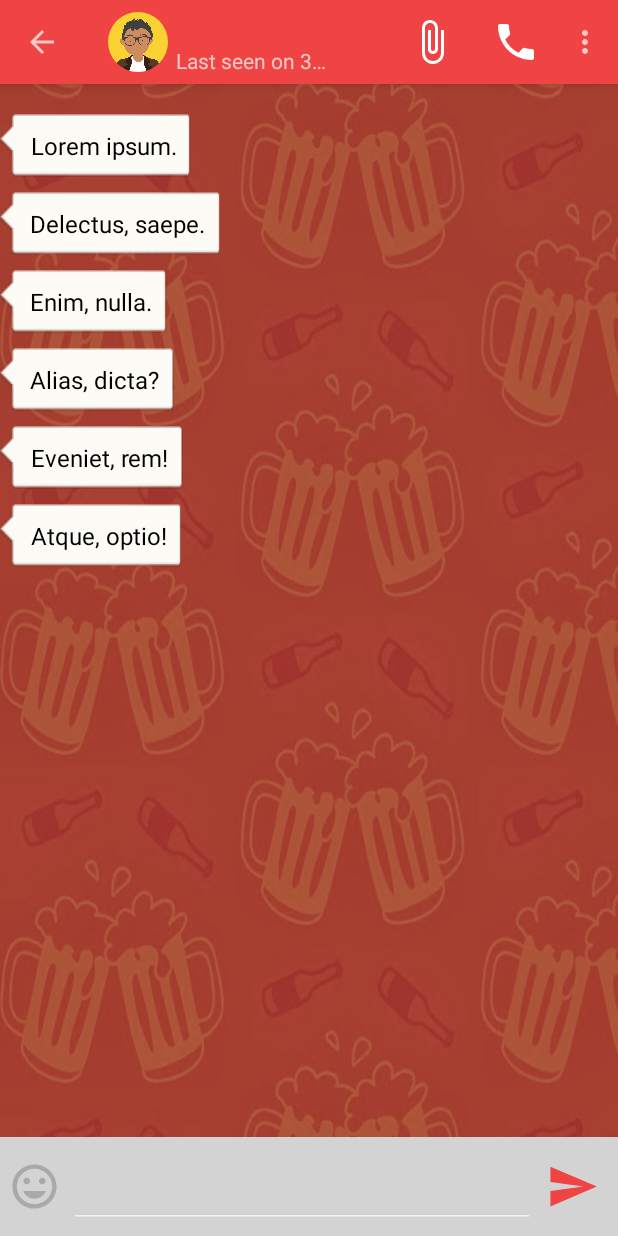
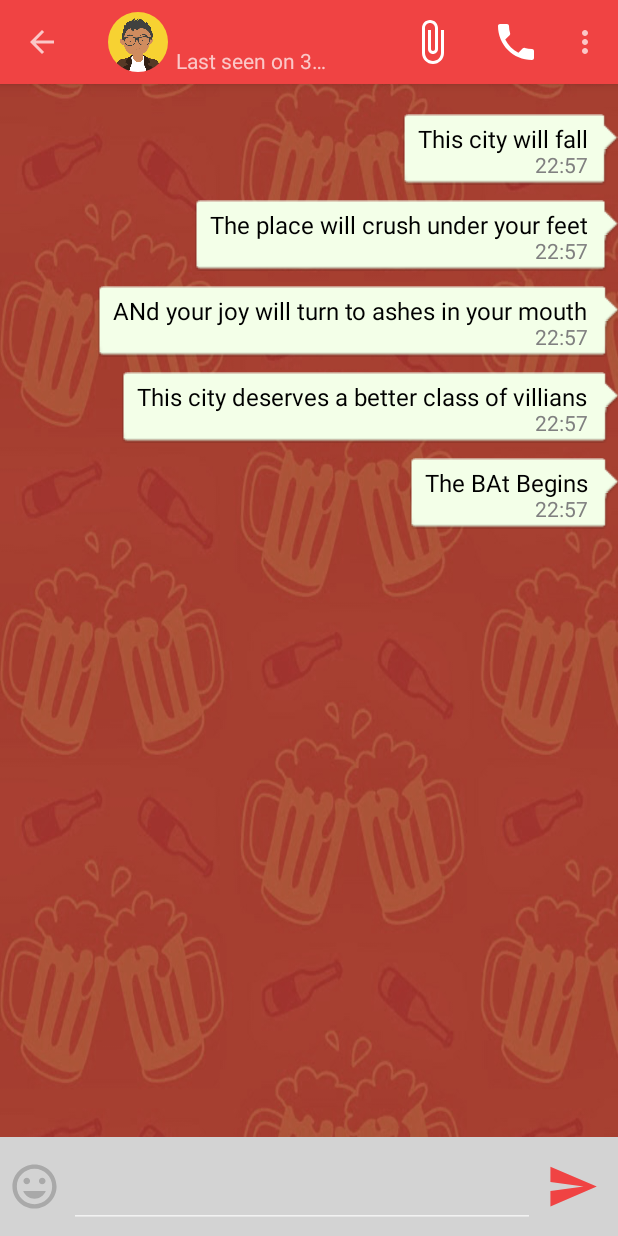
Before and after one commit to lezwon/GigPool, an Android app: the ChatMessagesActivity screen opened directly, with no data from a screen before it, on a phone screen of 412 x 824 dp. Run offline under Robolectric (Android 15) with nearby library versions, the phone set to English and light mode, and no system bars; our stand-ins replace ButterKnife, CircleImageView; libraries missing offline, so code that uses them is left out: com.rockerhieu.emojicon; plain views replace EmojiconEditText; 3 statements that could not run were skipped.

Commit message:
added outgoing chat message bubble

```diff
--- a/app/src/main/java/test/lezwon/firstapp/ChatMessagesActivity.java
+++ b/app/src/main/java/test/lezwon/firstapp/ChatMessagesActivity.java
@@ -65,8 +65,11 @@ public class ChatMessagesActivity extends AppCompatActivity implements Toolbar.O
 
         /*Initialize Chat List View*/
         ListView chatMessagesListView = (ListView) findViewById(R.id.list_chat_messages);
-        ArrayAdapter<String> chatMessagesArrayAdapter = new ArrayAdapter<>(this,R.layout.layout_chat_message,getResources().getStringArray(R.array.dummy_data));
-        chatMessagesListView.setAdapter(chatMessagesArrayAdapter);
+//        ArrayAdapter<String> chatMessagesArrayAdapter = new ArrayAdapter<>(this,R.layout.textbox_chat_outgoing,getResources().getStringArray(R.array.dummy_data));
+
+        ChatMessagesAdapter chatMessagesAdapter = new ChatMessagesAdapter(this);
+        chatMessagesListView.setAdapter(chatMessagesAdapter);
+
 
         /*Initializes action bar abd back button*/
         ActionBar actionBar = getSupportActionBar();
--- /dev/null
+++ b/app/src/main/java/test/lezwon/firstapp/ChatMessagesAdapter.java
@@ -0,0 +1,61 @@
+package test.lezwon.firstapp;
+
+import android.content.Context;
+import android.view.LayoutInflater;
+import android.view.View;
+import android.view.ViewGroup;
+import android.widget.BaseAdapter;
+import android.widget.TextView;
+
+/**
+ * Created by Lezwon on 06-06-2016.
+ */
+class ChatMessagesAdapter extends BaseAdapter{
+
+    private Context context;
+    private Message[] messages = {
+      new Message("This city will fall"),
+      new Message("The place will crush under your feet"),
+      new Message("ANd your joy will turn to ashes in your mouth"),
+      new Message("This city deserves a better class of villians"),
+      new Message("The BAt Begins"),
+    };
+
+    ChatMessagesAdapter(Context context) {
+        this.context = context;
+    }
+
+
+    @Override
+    public int getCount() {
+        return messages.length;
+    }
+
+    @Override
+    public Object getItem(int i) {
+        return messages[i];
+    }
+
+    @Override
+    public long getItemId(int i) {
+        return i;
+    }
+
+    @Override
+    public View getView(int i, View view, ViewGroup viewGroup) {
+
+        View messageView = null;
+
+        if(view == null){
+            LayoutInflater layoutInflater = (LayoutInflater) context.getSystemService(Context.LAYOUT_INFLATER_SERVICE);
+            messageView = layoutInflater.inflate(R.layout.textbox_chat_outgoing,viewGroup,false);
+            TextView messageTextView = (TextView) messageView.findViewById(R.id.text_message);
+            TextView timeTextView = (TextView) messageView.findViewById(R.id.text_time);
+
+            messageTextView.setText(messages[i].getMessage());
+            timeTextView.setText("22:57");
+        }
+
+        return messageView;
+    }
+}
--- /dev/null
+++ b/app/src/main/java/test/lezwon/firstapp/Message.java
@@ -0,0 +1,32 @@
+package test.lezwon.firstapp;
+
+import java.util.Date;
+
+/**
+ * Created by Lezwon on 07-06-2016.
+ */
+class Message {
+
+    private String message;
+    private Date time;
+    private boolean read;
+
+    Message(String message){
+        this.message = message;
+        time = new Date();
+        read = false;
+    }
+
+
+    String getMessage() {
+        return message;
+    }
+
+    public Date getTime() {
+        return time;
+    }
+
+    public boolean isRead() {
+        return read;
+    }
+}
--- a/app/src/main/res/layout/activity_chat_messages.xml
+++ b/app/src/main/res/layout/activity_chat_messages.xml
@@ -23,7 +23,7 @@
                 android:transcriptMode="alwaysScroll"
                 android:divider="@null"
                 android:layout_weight="1"
-
+                android:gravity="end"
         />
 
 
--- a/app/src/main/res/layout/activity_main.xml
+++ b/app/src/main/res/layout/activity_main.xml
@@ -19,7 +19,6 @@ android:animateLayoutChanges="true"
         android:id="@+id/imageView"
         android:src="@drawable/logo"
         android:contentDescription="@string/logoDsc"
-        android:layout_gravity="center"
         android:layout_centerHorizontal="true"
         android:layout_marginTop="80dp"
         android:layout_marginBottom="30dp"
@@ -37,7 +36,7 @@ android:animateLayoutChanges="true"
 
         <LinearLayout
                 android:layout_width="0dp"
-                android:layout_weight=".7"
+                android:layout_weight=".8"
                 android:layout_height="wrap_content"
                 android:orientation="vertical"
                 android:padding="15dp"
--- a/app/src/main/res/layout/layout_chat_message.xml
+++ b/app/src/main/res/layout/textbox_chat_incoming.xml
@@ -1,14 +1,13 @@
 <?xml version="1.0" encoding="utf-8"?>
 <TextView
         xmlns:android="http://schemas.android.com/apk/res/android"
-        xmlns:app="http://schemas.android.com/apk/res-auto"
         android:layout_width="wrap_content"
         android:layout_height="wrap_content"
-        android:padding="10dp"
+        style="@style/chat_balloon"
         android:background="@drawable/balloon_incoming_normal"
-        android:textColor="@color/Black"
-        android:textSize="16sp"
-        android:gravity="center"
+        android:paddingLeft="20dp"
         android:paddingStart="20dp"
-        android:paddingLeft="20dp"
+        android:layout_marginRight="50dp"
+        android:layout_marginEnd="50dp"
+        android:layout_gravity="start"
 />
--- /dev/null
+++ b/app/src/main/res/layout/textbox_chat_outgoing.xml
@@ -0,0 +1,38 @@
+<RelativeLayout
+        xmlns:android="http://schemas.android.com/apk/res/android"
+        android:layout_width="match_parent"
+        android:layout_height="wrap_content" xmlns:app="http://schemas.android.com/apk/res-auto"
+        android:gravity="end"
+>
+
+        <TextView
+                android:id="@+id/text_message"
+                android:layout_width="wrap_content"
+                android:layout_height="wrap_content"
+                android:text="The world is doomed and will fall to the ashes of the earth"
+                android:gravity="start"
+                android:textColor="@color/Black"
+                android:textSize="16sp"
+                android:background="@drawable/balloon_outgoing_normal"
+                android:paddingEnd="20dp"
+                android:paddingBottom="20dp"
+                android:paddingTop="5dp"
+                android:paddingLeft="10dp"
+                android:paddingStart="10dp"
+                android:layout_marginStart="50dp"
+                android:layout_alignParentEnd="true"
+        />
+
+        <TextView
+                android:id="@+id/text_time"
+                android:layout_width="wrap_content"
+                android:layout_height="wrap_content"
+                android:text="12:57 AM"
+                android:layout_alignParentEnd="true"
+                android:layout_alignBottom="@+id/text_message"
+                android:layout_marginEnd="20dp"
+                android:textColor="@color/Gray"
+                android:layout_marginBottom="4dp"
+        />
+
+</RelativeLayout>
--- a/app/src/main/res/values/styles.xml
+++ b/app/src/main/res/values/styles.xml
@@ -27,4 +27,11 @@
         <item name="android:textColor">@color/White</item>
     </style>
 
+    <style name="chat_balloon">
+        <item name="android:padding">10dp</item>
+        <item name="android:textColor">@color/Black</item>
+        <item name="android:textSize">16sp</item>
+        <item name="android:gravity">center</item>
+    </style>
+
 </resources>
```
Also changed, not shown: app/src/main/res/drawable/balloon_outgoing_normal.9.png (added).
